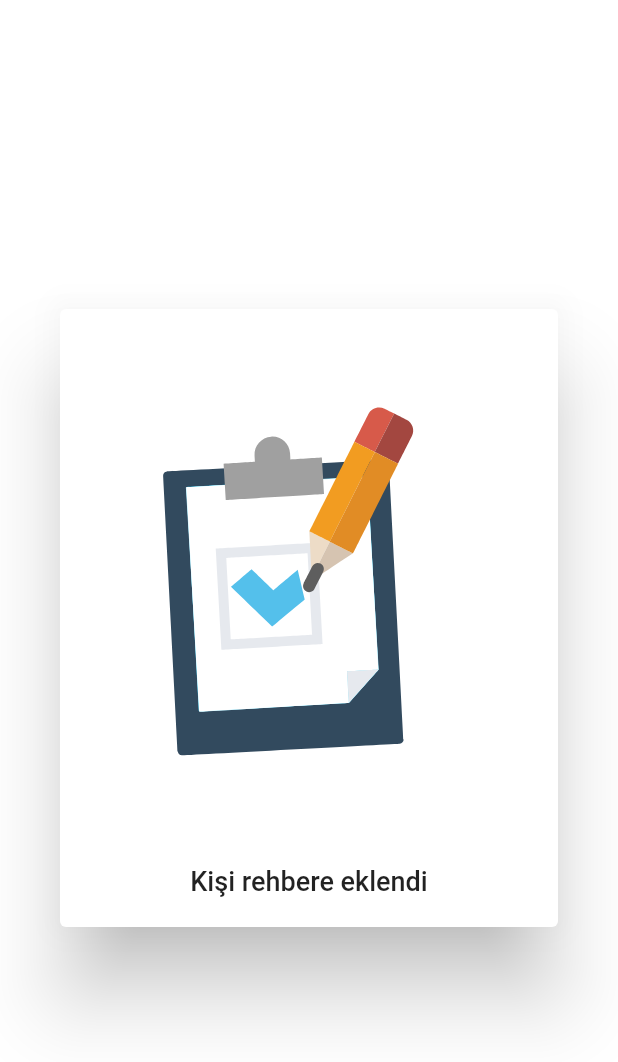
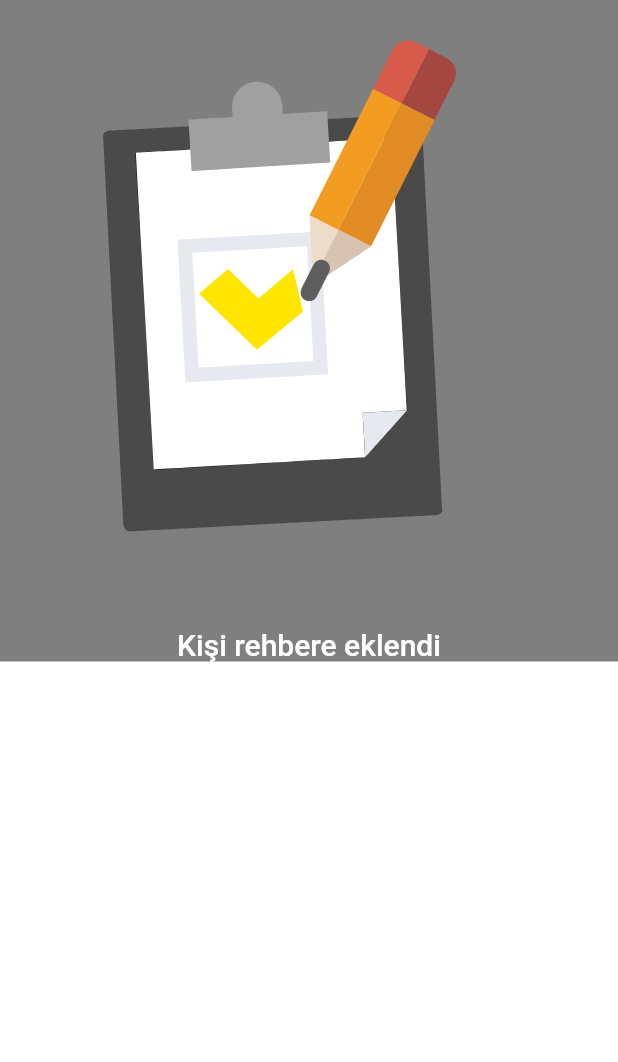
Before and after one commit to husnutass/ml_kit_app, a Flutter app: the CustomDialog widget shown alone on an empty page, opened directly, on a phone screen of 412 x 824 dp. Shown: the top 1062 px of the screen. Run offline on Flutter 3.47's test engine with Material 2 defaults, Android fonts, the light colour scheme and no system bars; our stand-ins replace contacts_service, email_validator, firebase_core, flutter_easyloading, flutter_svg, image_picker and 2 more; missing offline and left inert: google_ml_kit; accounts and stored records are empty.

Commit message:
Isim Api cagrisi - Loading - spinner eklendi - dialog tasarimi duzenlendi Fixes #12

```diff
--- a/lib/main.dart
+++ b/lib/main.dart
@@ -1,5 +1,6 @@
 import 'package:flutter/material.dart';
 import 'package:firebase_core/firebase_core.dart';
+import 'package:flutter_easyloading/flutter_easyloading.dart';
 import 'package:ml_kit_app/view/screens/homescreen.dart';
 
 Future<void> main() async {
@@ -29,6 +30,7 @@ class _AppState extends State<App> {
           return HomeScreen();
         },
       ),
+      builder: EasyLoading.init(),
     );
   }
 
--- a/lib/utils/functions.dart
+++ b/lib/utils/functions.dart
@@ -169,6 +169,7 @@ Future getImage(ImageSource imgSource, BuildContext context) async {
   final picker = ImagePicker();
 
   final pickedFile = await picker.getImage(source: imgSource);
+  spinner.showLoading();
 
   if (pickedFile != null) {
     email = [];
@@ -219,6 +220,7 @@ Future getImage(ImageSource imgSource, BuildContext context) async {
     // addContact();
   } else {
     print('No image selected.');
+    spinner.dismissLoading();
   }
 }
 
--- a/lib/utils/variables.dart
+++ b/lib/utils/variables.dart
@@ -1,3 +1,5 @@
+import 'package:ml_kit_app/view/components/spinner.dart';
+
 List<String> email = [];
 List<String> phone = [];
 List<String> mobilePhone = [];
@@ -5,3 +7,5 @@ List<String> businessPhone = [];
 List<String> address = [];
 List<String> site = [];
 List<String> personName = [];
+
+Spinner spinner = Spinner();
--- a/lib/view/components/custom_dialog.dart
+++ b/lib/view/components/custom_dialog.dart
@@ -6,19 +6,17 @@ class CustomDialog extends StatelessWidget {
 
   @override
   Widget build(BuildContext context) {
-    return Dialog(
-      child: Container(
-        height: MediaQuery.of(context).size.height * .50,
-        padding: EdgeInsets.all(20.0),
+    return Container(
+      color: Colors.black.withOpacity(0.5),
+      //TODO: #14
       child: Column(
         mainAxisSize: MainAxisSize.min,
         mainAxisAlignment: MainAxisAlignment.center,
         children: [
-            buildSvgPicture(),
+          Lottie.asset("assets/animations/done.json", fit: BoxFit.fitWidth),
           SizedBox(height: 6),
           buildMessageText(context),
         ],
-        ),
       ),
     );
   }
@@ -33,8 +31,9 @@ class CustomDialog extends StatelessWidget {
     return Text(
       "Kişi rehbere eklendi",
       style: TextStyle(
-        fontSize: 18,
+        fontSize: 20,
         fontWeight: FontWeight.w500,
+        color: Colors.white,
       ),
       textAlign: TextAlign.center,
     );
--- a/lib/view/screens/input_drawer.dart
+++ b/lib/view/screens/input_drawer.dart
@@ -157,6 +157,7 @@ class InputDrawer {
         );
       },
     );
+    spinner.dismissLoading();
   }
 
   void addListenersToControllers() {
--- a/pubspec.yaml
+++ b/pubspec.yaml
@@ -23,6 +23,7 @@ dependencies:
   image_picker: ^0.7.5+2
   lottie: ^1.0.1
   permission_handler: ^8.0.0+2
+  flutter_easyloading: ^3.0.0
 
 dev_dependencies:
   flutter_test:
```
Also changed, not shown: assets/animations/done.json (+1 -1 lines), lib/view/components/spinner.dart (added, +27 -0 lines), pubspec.lock. Lines whose indentation alone changed are shown as unchanged.
